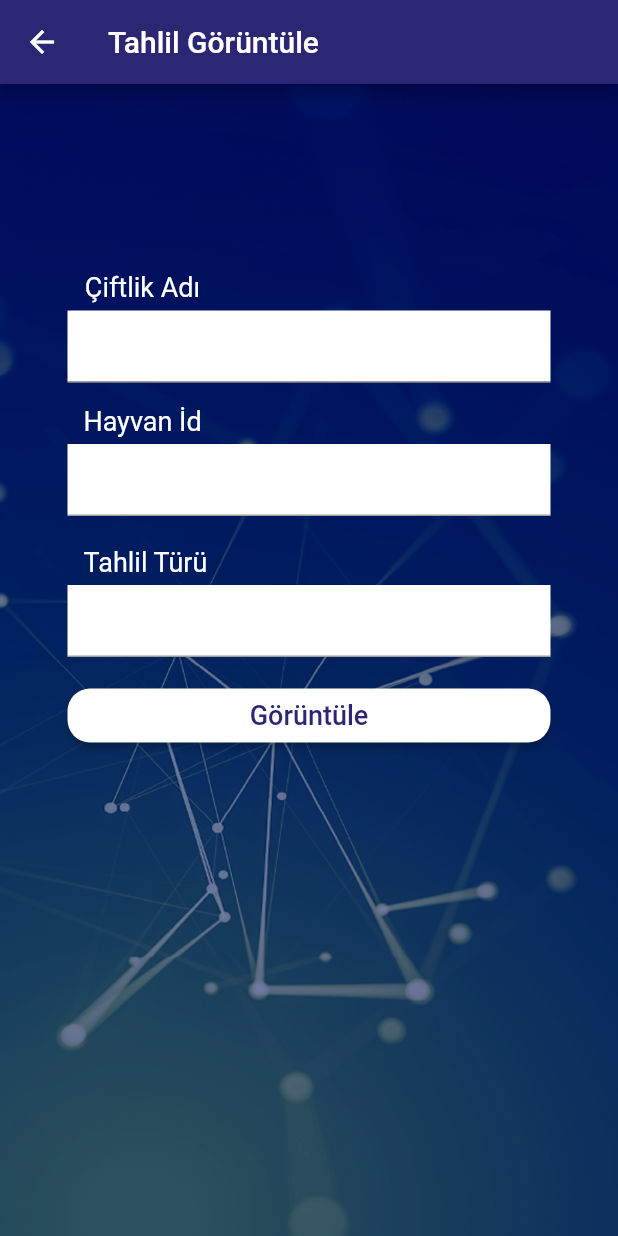
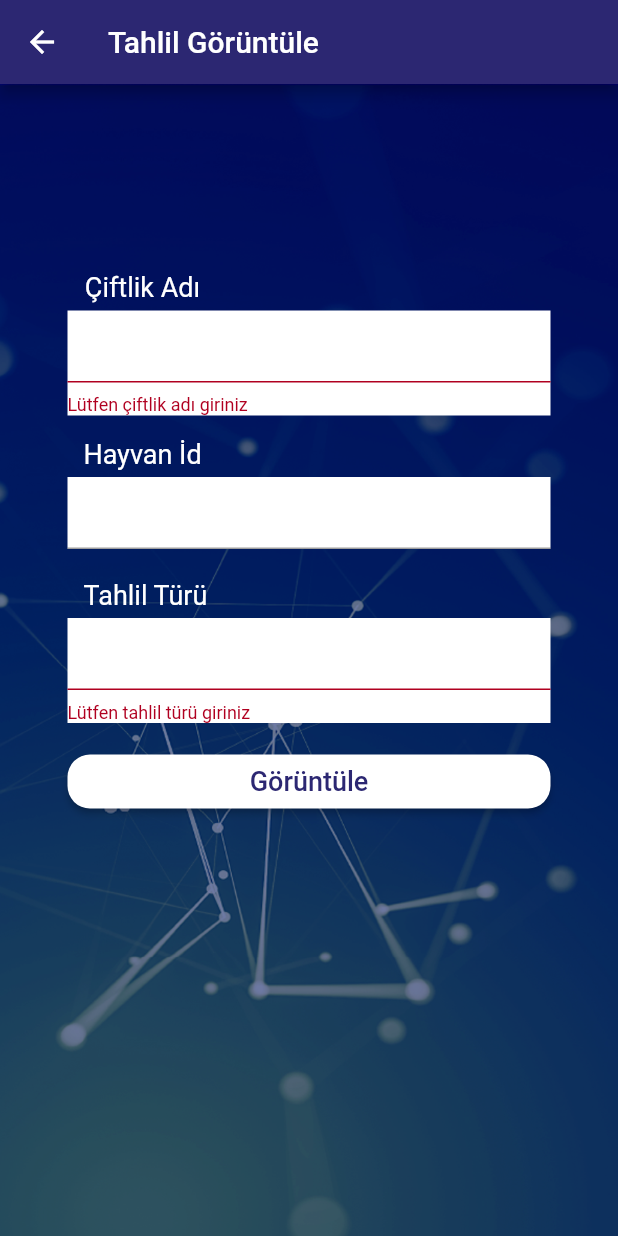
Before and after one commit to deryaayyildiz/veterinary_tracking_app, a Flutter app: the SimpleDropDown screen opened directly, after a tap on "Görüntüle", on a phone screen of 412 x 824 dp. Run offline on Flutter 3.47's test engine with Material 2 defaults, Android fonts, the phone set to English and light mode, and no system bars; missing offline and left inert: horizontal_data_table.

Commit message:
analysis view kontrol

```diff
--- a/lib/screen/analysisView.dart
+++ b/lib/screen/analysisView.dart
@@ -12,6 +12,11 @@ class SimpleDropDown extends StatefulWidget {
 }
 
 class _SimpleDropDownState extends State<SimpleDropDown> {
+
+final _formfarm = GlobalKey<FormState>();
+  final _formanimal = GlobalKey<FormState>();
+  final _formanalysis = GlobalKey<FormState>();
+
   List<Data> animalList = [];
   TextEditingController farmname = TextEditingController();
   TextEditingController animalId = TextEditingController();
@@ -61,10 +66,20 @@ class _SimpleDropDownState extends State<SimpleDropDown> {
                                 ),
                               ),
                             ),
-                            Container(
+                          Container(
                               color: Colors.white,
-                              child: TextField(
+                              child: Form(
+                              key:_formfarm,
+                              child: TextFormField(
                                 controller: farmname,
+                                validator: (value) {
+                                if (value == null || value.isEmpty) {
+                                  return 'Lütfen çiftlik adı giriniz';
+                                } else  {
+
+                                return null;}
+                              },
+                              ),
                               ),
                             ),
                           ],
@@ -107,8 +122,19 @@ class _SimpleDropDownState extends State<SimpleDropDown> {
                             ),
                             Container(
                               color: Colors.white,
-                              child: TextField(
+                             child: Form(
+                              key:_formanalysis,
+
+                              child: TextFormField(
                                 controller: analysisKind,
+                                validator: (value) {
+                                if (value == null || value.isEmpty) {
+                                  return 'Lütfen tahlil türü giriniz';
+                                } else  {
+
+                                return null;}
+                              },
+                              ),
                               ),
                             ),
                             buildLoginBtn()
@@ -135,8 +161,28 @@ class _SimpleDropDownState extends State<SimpleDropDown> {
       width: double.infinity,
       child: ElevatedButton(
         onPressed: () {
+          bool farmflag = false;
+          bool animalflag = false;
+          bool analysisflag = false;
+          if (_formfarm.currentState!.validate())
+            {
+              farmflag = true;
+            }
+           else
+             {print("_formfarm.currentState true");}
+           if (_formanalysis.currentState!.validate()) {
+             analysisflag = true;
+           } else {
+             print("_formUser.currentState true");
+          }
+
+
+          if (farmflag && analysisflag ) {
           listQuery();
+          }
         },
+
+
         child: Text(
           'Görüntüle',
           style: TextStyle(
@@ -151,6 +197,7 @@ class _SimpleDropDownState extends State<SimpleDropDown> {
             // <-- Radius
           ),
         ),
+
       ),
     );
   }
--- a/lib/screen/login_screen.dart
+++ b/lib/screen/login_screen.dart
@@ -121,7 +121,7 @@ class _LoginScreenState extends State<LoginScreen> {
                     hintStyle: TextStyle(color: Colors.black38)),
                 validator: (value) {
                   if (value == null || value.isEmpty) {
-                    return 'Lütfen bir parolanızı giriniz';
+                    return 'Lütfen  parolanızı giriniz';
                   } else if (value.length < 4) {
                     return "Şifre en az 6 karakter olmalıdır";
                   } else if (value.length > 15) {
```
